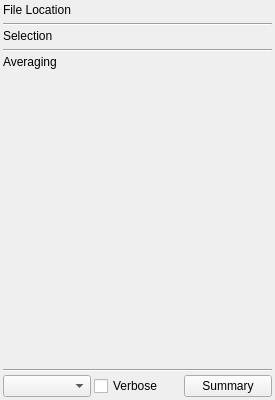
Old version of the form code/plotms/GuiTabs/PlotMSDataTab.ui in the repository radio-astro/casa.
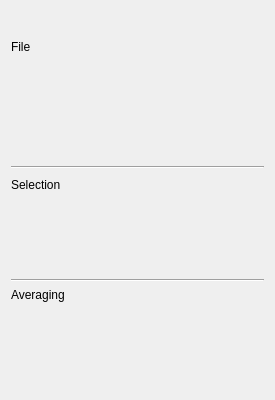
New version of the form.

Commit message: New Development: Yes             JIRA Issue: CAS-4976         Ready for Test: Yes      Interface Changes: Yes What Interface Changed: To numerous to list.          Test Programs: Please see test directory   Put in Release Notes: No              Module(s): Plotms            Description: 1.  Removal of "interactive" parameter. 2.  Contains preliminary work on supporting multiple plots per page.

Diff of the .ui file:
```diff
--- a/code/plotms/GuiTabs/PlotMSDataTab.ui
+++ b/code/plotms/GuiTabs/PlotMSDataTab.ui
@@ -1,7 +1,8 @@
-<ui version="4.0" >
- <class>MSDataTab</class>
- <widget class="QWidget" name="MSDataTab" >
-  <property name="geometry" >
+<?xml version="1.0" encoding="UTF-8"?>
+<ui version="4.0">
+ <class>PlotMSDataTabClass</class>
+ <widget class="QWidget" name="PlotMSDataTabClass">
+  <property name="geometry">
    <rect>
     <x>0</x>
     <y>0</y>
@@ -9,155 +10,168 @@
     <height>400</height>
    </rect>
   </property>
-  <property name="maximumSize" >
+  <property name="maximumSize">
    <size>
-    <width>275</width>
+    <width>300</width>
     <height>16777215</height>
    </size>
   </property>
-  <property name="windowTitle" >
+  <property name="windowTitle">
    <string>PlotMS MS Data Tab</string>
   </property>
-  <layout class="QVBoxLayout" >
-   <property name="spacing" >
-    <number>3</number>
-   </property>
-   <property name="leftMargin" >
-    <number>3</number>
-   </property>
-   <property name="topMargin" >
-    <number>3</number>
-   </property>
-   <property name="rightMargin" >
-    <number>3</number>
-   </property>
-   <property name="bottomMargin" >
-    <number>3</number>
-   </property>
+  <layout class="QVBoxLayout" name="verticalLayout">
    <item>
-    <widget class="QLabel" name="locationLabel" >
-     <property name="text" >
-      <string>File Location</string>
+    <widget class="QLabel" name="locationLabel">
+     <property name="text">
+      <string>File</string>
      </property>
-     <property name="textFormat" >
+     <property name="textFormat">
       <enum>Qt::RichText</enum>
      </property>
     </widget>
    </item>
    <item>
-    <widget class="QFrame" name="locationFrame" >
-     <property name="frameShape" >
+    <widget class="QFrame" name="locationFrame">
+     <property name="frameShape">
       <enum>QFrame::NoFrame</enum>
      </property>
-     <property name="frameShadow" >
+     <property name="frameShadow">
       <enum>QFrame::Raised</enum>
      </property>
     </widget>
    </item>
    <item>
-    <widget class="Line" name="line" >
-     <property name="orientation" >
+    <widget class="Line" name="line_3">
+     <property name="orientation">
       <enum>Qt::Horizontal</enum>
      </property>
     </widget>
    </item>
    <item>
-    <widget class="QLabel" name="selectionLabel" >
-     <property name="text" >
-      <string>Selection</string>
-     </property>
-     <property name="textFormat" >
-      <enum>Qt::RichText</enum>
-     </property>
-    </widget>
+    <layout class="QHBoxLayout" name="horizontalLayout">
+     <item>
+      <widget class="QLabel" name="selectionLabel">
+       <property name="sizePolicy">
+        <sizepolicy hsizetype="Preferred" vsizetype="Fixed">
+         <horstretch>0</horstretch>
+         <verstretch>0</verstretch>
+        </sizepolicy>
+       </property>
+       <property name="text">
+        <string>Selection</string>
+       </property>
+       <property name="textFormat">
+        <enum>Qt::RichText</enum>
+       </property>
+      </widget>
+     </item>
+     <item>
+      <widget class="Line" name="line">
+       <property name="orientation">
+        <enum>Qt::Horizontal</enum>
+       </property>
+      </widget>
+     </item>
+     <item>
+      <spacer name="horizontalSpacer_2">
+       <property name="orientation">
+        <enum>Qt::Horizontal</enum>
+       </property>
+       <property name="sizeHint" stdset="0">
+        <size>
+         <width>40</width>
+         <height>20</height>
+        </size>
+       </property>
+      </spacer>
+     </item>
+    </layout>
    </item>
    <item>
-    <widget class="QFrame" name="selectionFrame" >
-     <property name="sizePolicy" >
-      <sizepolicy vsizetype="MinimumExpanding" hsizetype="Preferred" >
+    <widget class="QFrame" name="selectionFrame">
+     <property name="sizePolicy">
+      <sizepolicy hsizetype="Preferred" vsizetype="Preferred">
        <horstretch>0</horstretch>
        <verstretch>0</verstretch>
       </sizepolicy>
      </property>
-     <property name="frameShape" >
+     <property name="frameShape">
       <enum>QFrame::NoFrame</enum>
      </property>
-     <property name="frameShadow" >
+     <property name="frameShadow">
       <enum>QFrame::Raised</enum>
      </property>
     </widget>
    </item>
    <item>
-    <widget class="Line" name="line_2" >
-     <property name="orientation" >
+    <widget class="Line" name="line_2">
+     <property name="orientation">
       <enum>Qt::Horizontal</enum>
      </property>
     </widget>
    </item>
    <item>
-    <widget class="QLabel" name="averagingLabel" >
-     <property name="text" >
-      <string>Averaging</string>
+    <layout class="QHBoxLayout" name="horizontalLayout_2">
+     <property name="spacing">
+      <number>0</number>
      </property>
-     <property name="textFormat" >
-      <enum>Qt::RichText</enum>
-     </property>
-    </widget>
+     <item>
+      <widget class="QLabel" name="averagingLabel">
+       <property name="sizePolicy">
+        <sizepolicy hsizetype="Preferred" vsizetype="Fixed">
+         <horstretch>0</horstretch>
+         <verstretch>0</verstretch>
+        </sizepolicy>
+       </property>
+       <property name="text">
+        <string>Averaging</string>
+       </property>
+       <property name="textFormat">
+        <enum>Qt::RichText</enum>
+       </property>
+      </widget>
+     </item>
+     <item>
+      <spacer name="horizontalSpacer_4">
+       <property name="orientation">
+        <enum>Qt::Horizontal</enum>
+       </property>
+       <property name="sizeHint" stdset="0">
+        <size>
+         <width>40</width>
+         <height>6</height>
+        </size>
+       </property>
+      </spacer>
+     </item>
+    </layout>
    </item>
    <item>
-    <widget class="QFrame" name="averagingFrame" >
-     <property name="frameShape" >
+    <widget class="QFrame" name="averagingFrame">
+     <property name="frameShape">
       <enum>QFrame::NoFrame</enum>
      </property>
-     <property name="frameShadow" >
+     <property name="frameShadow">
       <enum>QFrame::Raised</enum>
      </property>
     </widget>
    </item>
    <item>
     <spacer>
-     <property name="orientation" >
+     <property name="orientation">
       <enum>Qt::Vertical</enum>
      </property>
-     <property name="sizeHint" >
+     <property name="sizeType">
+      <enum>QSizePolicy::Preferred</enum>
+     </property>
+     <property name="sizeHint" stdset="0">
       <size>
        <width>235</width>
-       <height>331</height>
+       <height>10</height>
       </size>
      </property>
     </spacer>
    </item>
-   <item>
-    <widget class="Line" name="line_3" >
-     <property name="orientation" >
-      <enum>Qt::Horizontal</enum>
-     </property>
-    </widget>
-   </item>
-   <item>
-    <layout class="QHBoxLayout" >
-     <property name="spacing" >
-      <number>3</number>
-     </property>
-     <item>
-      <widget class="QComboBox" name="summaryType" />
-     </item>
-     <item>
-      <widget class="QCheckBox" name="summaryVerbose" >
-       <property name="text" >
-        <string>Verbose</string>
-       </property>
-      </widget>
-     </item>
-     <item>
-      <widget class="QPushButton" name="summaryButton" >
-       <property name="text" >
-        <string>Summary</string>
-       </property>
-      </widget>
-     </item>
-    </layout>
-   </item>
   </layout>
  </widget>
  <resources/>
```
The commit also changes 123 other files.
